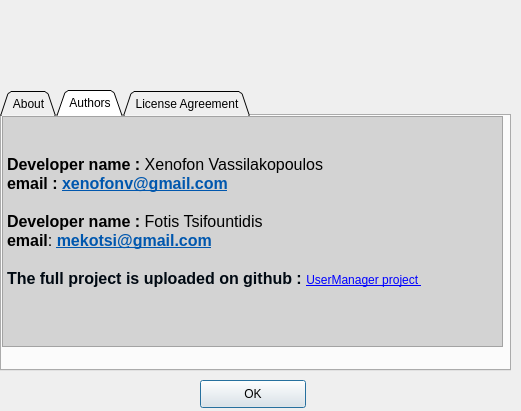
Old version of the form ui/About.ui in the repository xen0vas/UserManager.
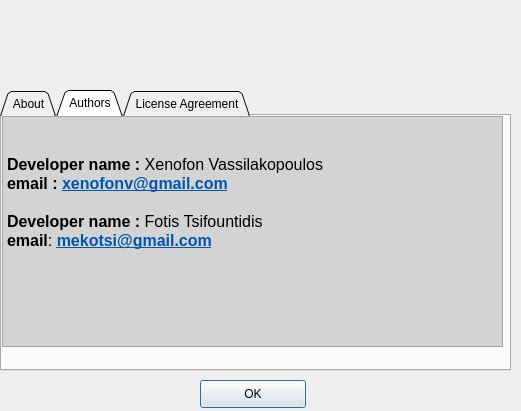
New version of the form. Icons and pictures are not drawn.

Patch:
```diff
--- a/ui/About.ui
+++ b/ui/About.ui
@@ -129,8 +129,7 @@
 &lt;p style=&quot;-qt-paragraph-type:empty; margin-top:0px; margin-bottom:0px; margin-left:0px; margin-right:0px; -qt-block-indent:0; text-indent:0px; font-family:'DejaVu Sans'; font-size:12pt; font-weight:600; text-decoration: underline; color:#0057ae;&quot;&gt;&lt;br /&gt;&lt;/p&gt;
 &lt;p style=&quot; margin-top:0px; margin-bottom:0px; margin-left:0px; margin-right:0px; -qt-block-indent:0; text-indent:0px;&quot;&gt;&lt;span style=&quot; font-family:'DejaVu Sans'; font-size:12pt; font-weight:600;&quot;&gt;Developer name : &lt;/span&gt;&lt;span style=&quot; font-family:'DejaVu Sans'; font-size:12pt;&quot;&gt;Fotis Tsifountidis&lt;/span&gt;&lt;/p&gt;
 &lt;p style=&quot; margin-top:0px; margin-bottom:0px; margin-left:0px; margin-right:0px; -qt-block-indent:0; text-indent:0px;&quot;&gt;&lt;span style=&quot; font-family:'DejaVu Sans'; font-size:12pt; font-weight:600;&quot;&gt;email&lt;/span&gt;&lt;span style=&quot; font-family:'DejaVu Sans'; font-size:12pt;&quot;&gt;: &lt;/span&gt;&lt;a href=&quot;mekotsi@hotmail.com&quot;&gt;&lt;span style=&quot; font-family:'DejaVu Sans'; font-size:12pt; font-weight:600; text-decoration: underline; color:#0057ae;&quot;&gt;mekotsi@gmail.com&lt;/span&gt;&lt;/a&gt;&lt;/p&gt;
-&lt;p style=&quot;-qt-paragraph-type:empty; margin-top:0px; margin-bottom:0px; margin-left:0px; margin-right:0px; -qt-block-indent:0; text-indent:0px; font-family:'DejaVu Sans'; font-size:12pt; font-weight:600; text-decoration: underline; color:#0057ae;&quot;&gt;&lt;br /&gt;&lt;/p&gt;
-&lt;p style=&quot; margin-top:0px; margin-bottom:0px; margin-left:0px; margin-right:0px; -qt-block-indent:0; text-indent:0px;&quot;&gt;&lt;span style=&quot; font-family:'DejaVu Sans'; font-size:12pt; font-weight:600; color:#000912;&quot;&gt;The full project is uploaded on github : &lt;/span&gt;&lt;a href=&quot;https://github.com/xvass/UserManager/blob/master/README.md&quot;&gt;&lt;span style=&quot; text-decoration: underline; color:#0000ff;&quot;&gt;UserManager project &lt;/span&gt;&lt;/a&gt;&lt;/p&gt;&lt;/body&gt;&lt;/html&gt;</string>
+&lt;p style=&quot;-qt-paragraph-type:empty; margin-top:0px; margin-bottom:0px; margin-left:0px; margin-right:0px; -qt-block-indent:0; text-indent:0px; font-family:'DejaVu Sans'; font-size:12pt; font-weight:600; text-decoration: underline; color:#0057ae;&quot;&gt;&lt;br /&gt;&lt;/p&gt;&lt;/body&gt;&lt;/html&gt;</string>
      </property>
      <property name="textInteractionFlags">
       <set>Qt::NoTextInteraction</set>
```
